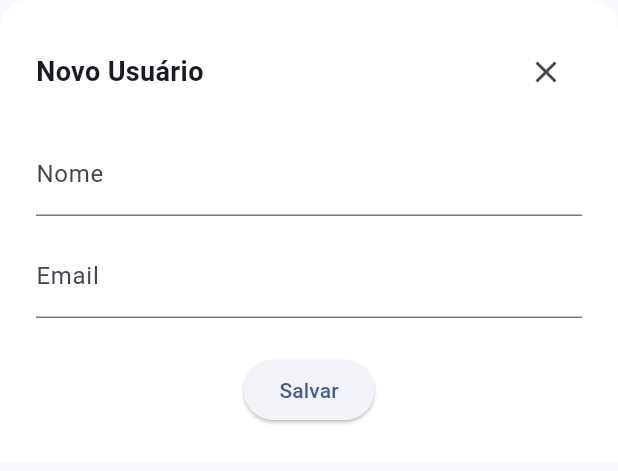
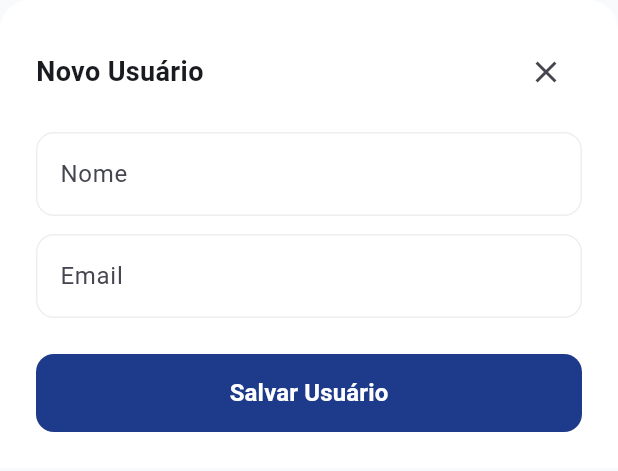
Before and after one commit to ViniciosM/code_challenge_ilia, a Flutter app: the CreateUserView widget shown alone on an empty page, opened directly, on a phone screen of 412 x 824 dp. Shown: the top 471 px of the screen. Run offline on Flutter 3.47's test engine with Material 3 defaults, Android fonts, the phone set to English and light mode, and no system bars; our stand-ins replace dartz, dio, equatable, flutter_bloc, get_it; network calls fail.

Commit message:
implements design system + sort list

```diff
--- /dev/null
+++ b/mobile/lib/core/design_system/theme/app_colors.dart
@@ -0,0 +1,12 @@
+import 'package:flutter/material.dart';
+
+abstract class AppColors {
+  static const Color primary = Color(0xFF1E3A8A);
+  static const Color secondary = Color(0xFF64748B);
+  static const Color background = Color(0xFFF8FAFC);
+  static const Color surface = Colors.white;
+  static const Color error = Color(0xFFEF4444);
+  static const Color success = Color(0xFF10B981);
+  static const Color textPrimary = Color(0xFF1E293B);
+  static const Color textSecondary = Color(0xFF64748B);
+}
--- /dev/null
+++ b/mobile/lib/core/design_system/widgets/ui_button.dart
@@ -0,0 +1,34 @@
+import 'package:flutter/material.dart';
+
+class UIButton extends StatelessWidget {
+  final String label;
+  final VoidCallback? onPressed;
+  final bool isLoading;
+
+  const UIButton({
+    super.key,
+    required this.label,
+    required this.onPressed,
+    this.isLoading = false,
+  });
+
+  @override
+  Widget build(BuildContext context) {
+    return ElevatedButton(
+      onPressed: isLoading ? null : onPressed,
+      child: isLoading
+          ? const SizedBox(
+              height: 20,
+              width: 20,
+              child: CircularProgressIndicator(
+                strokeWidth: 2,
+                color: Colors.white,
+              ),
+            )
+          : Text(
+              label,
+              style: const TextStyle(fontSize: 16, fontWeight: FontWeight.bold),
+            ),
+    );
+  }
+}
--- a/mobile/lib/features/users/view/create_user_view.dart
+++ b/mobile/lib/features/users/view/create_user_view.dart
@@ -1,5 +1,6 @@
 import 'package:flutter/material.dart';
 import 'package:flutter_bloc/flutter_bloc.dart';
+import 'package:ilia_users/core/design_system/widgets/ui_button.dart';
 import 'package:ilia_users/features/users/viewmodel/create_user_bloc.dart';
 import 'package:ilia_users/features/users/viewmodel/create_user_event.dart';
 import 'package:ilia_users/features/users/viewmodel/create_user_state.dart';
@@ -122,15 +123,10 @@ class _CreateUserViewState extends State<CreateUserView> {
 
               const SizedBox(height: 24),
 
-              ElevatedButton(
+              UIButton(
+                label: 'Salvar Usuário',
                 onPressed: _submit,
-                child: submitting
-                    ? SizedBox(
-                        width: 20,
-                        height: 20,
-                        child: CircularProgressIndicator(strokeWidth: 2),
-                      )
-                    : Text('Salvar'),
+                isLoading: submitting,
               ),
             ],
           ),
--- a/mobile/lib/features/users/viewmodel/user_event.dart
+++ b/mobile/lib/features/users/viewmodel/user_event.dart
@@ -8,3 +8,5 @@ abstract class UserEvent extends Equatable {
 }
 
 class GetUsers extends UserEvent {}
+
+class SortUsersAlphabetically extends UserEvent {}
--- a/mobile/lib/main.dart
+++ b/mobile/lib/main.dart
@@ -1,4 +1,5 @@
 import 'package:flutter/material.dart';
+import 'package:ilia_users/core/design_system/theme/app_theme.dart';
 import 'package:ilia_users/core/di/injector.dart';
 import 'package:ilia_users/features/users/view/users_view.dart';
 
@@ -17,7 +18,7 @@ class MyApp extends StatelessWidget {
     return MaterialApp(
       debugShowCheckedModeBanner: false,
       title: 'IliaUsers',
-      theme: ThemeData(colorScheme: .fromSeed(seedColor: Colors.blueAccent)),
+      theme: AppTheme.light,
       home: const UsersView(),
     );
   }
```
Also changed, not shown: mobile/lib/core/design_system/theme/app_theme.dart (added, +44 -0 lines), mobile/lib/core/design_system/widgets/ui_text.dart (added, +45 -0 lines), mobile/lib/core/design_system/widgets/ui_user_card.dart (added, +56 -0 lines), mobile/lib/features/users/view/users_view.dart (+62 -15 lines), mobile/lib/features/users/viewmodel/user_bloc.dart (+12 -0 lines).
